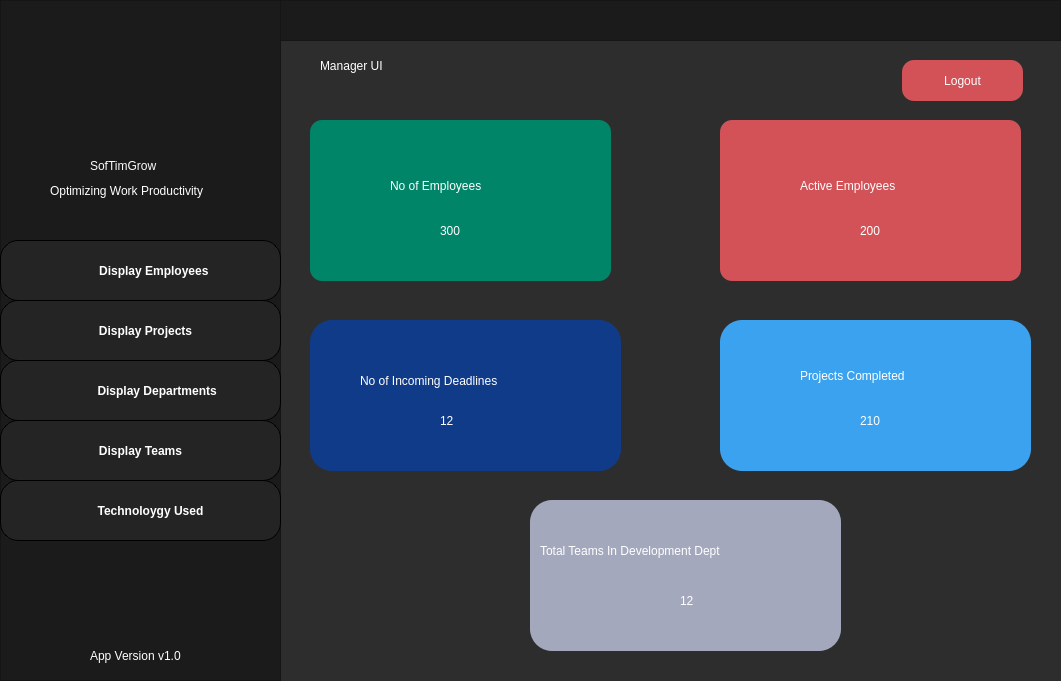
First picture: the form in qtPro/mainwindow.ui, repository Maliksaad231224/QT-C-Software-House-Database-System, before the edit.
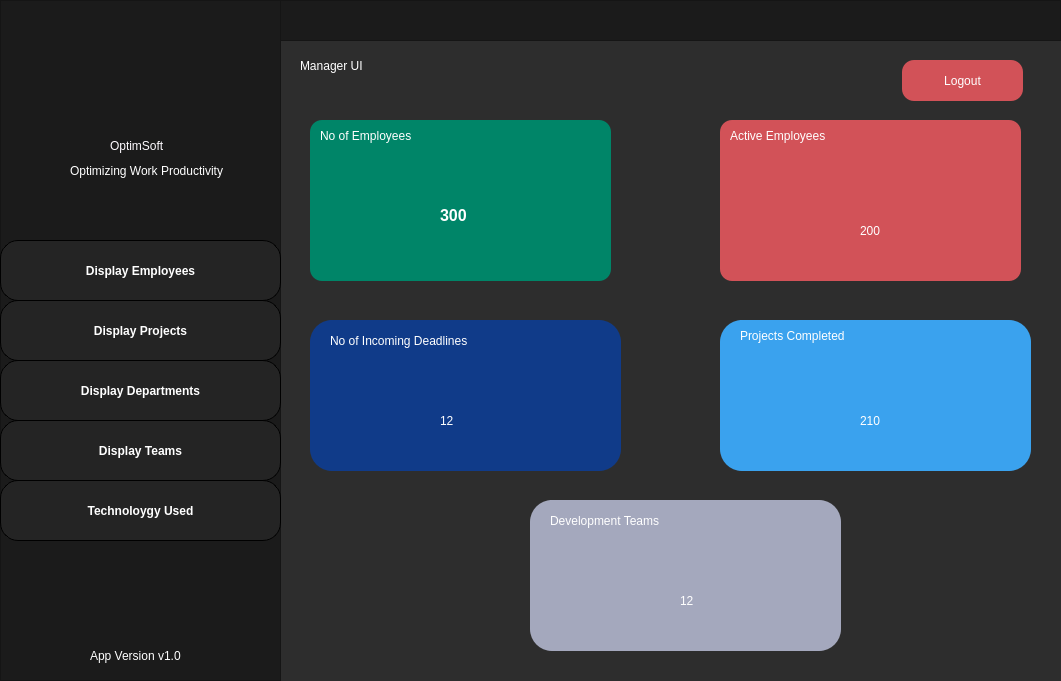
Second picture: the form after the edit. The open tabs and pages were chosen to show the change. Icons and pictures are not drawn.

The edit to the form file:
```diff
--- a/qtPro/mainwindow.ui
+++ b/qtPro/mainwindow.ui
@@ -3464,23 +3464,6 @@
         <bool>true</bool>
        </property>
       </widget>
-      <widget class="QLabel" name="label_87">
-       <property name="geometry">
-        <rect>
-         <x>50</x>
-         <y>180</y>
-         <width>201</width>
-         <height>21</height>
-        </rect>
-       </property>
-       <property name="styleSheet">
-        <string notr="true">color: rgb(255, 255, 255);
-font: italic 9pt &quot;Segoe UI&quot;;</string>
-       </property>
-       <property name="text">
-        <string>Optimizing Work Productivity</string>
-       </property>
-      </widget>
       <widget class="QLabel" name="label_88">
        <property name="geometry">
         <rect>
@@ -4508,23 +4491,6 @@
         <bool>true</bool>
        </property>
       </widget>
-      <widget class="QLabel" name="label_195">
-       <property name="geometry">
-        <rect>
-         <x>50</x>
-         <y>180</y>
-         <width>201</width>
-         <height>21</height>
-        </rect>
-       </property>
-       <property name="styleSheet">
-        <string notr="true">color: rgb(255, 255, 255);
-font: italic 9pt &quot;Segoe UI&quot;;</string>
-       </property>
-       <property name="text">
-        <string>Optimizing Work Productivity</string>
-       </property>
-      </widget>
       <widget class="QLabel" name="label_196">
        <property name="geometry">
         <rect>
@@ -4908,40 +4874,6 @@
         <bool>true</bool>
        </property>
       </widget>
-      <widget class="QLabel" name="label_32">
-       <property name="geometry">
-        <rect>
-         <x>90</x>
-         <y>150</y>
-         <width>111</width>
-         <height>31</height>
-        </rect>
-       </property>
-       <property name="styleSheet">
-        <string notr="true">color: rgb(254, 251, 255);
-font: 700 11pt &quot;Arial&quot;;</string>
-       </property>
-       <property name="text">
-        <string>SofTimGrow</string>
-       </property>
-      </widget>
-      <widget class="QLabel" name="label_33">
-       <property name="geometry">
-        <rect>
-         <x>50</x>
-         <y>180</y>
-         <width>201</width>
-         <height>21</height>
-        </rect>
-       </property>
-       <property name="styleSheet">
-        <string notr="true">color: rgb(255, 255, 255);
-font: italic 9pt &quot;Segoe UI&quot;;</string>
-       </property>
-       <property name="text">
-        <string>Optimizing Work Productivity</string>
-       </property>
-      </widget>
       <widget class="QLabel" name="label_34">
        <property name="geometry">
         <rect>
@@ -4994,7 +4926,7 @@
 }</string>
        </property>
        <property name="text">
-        <string>        Display Employees</string>
+        <string>Display Employees</string>
        </property>
       </widget>
       <widget class="QPushButton" name="pushButton_20">
@@ -5033,7 +4965,7 @@
 }</string>
        </property>
        <property name="text">
-        <string>   Display Projects</string>
+        <string>Display Projects</string>
        </property>
       </widget>
       <widget class="QPushButton" name="pushButton_21">
@@ -5072,7 +5004,7 @@
 }</string>
        </property>
        <property name="text">
-        <string>          Display Departments</string>
+        <string>Display Departments</string>
        </property>
       </widget>
       <widget class="QPushButton" name="pushButton_22">
@@ -5150,7 +5082,139 @@
 }</string>
        </property>
        <property name="text">
-        <string>      Technoloygy Used</string>
+        <string>Technoloygy Used</string>
+       </property>
+      </widget>
+      <widget class="QLabel" name="label_195">
+       <property name="geometry">
+        <rect>
+         <x>110</x>
+         <y>130</y>
+         <width>71</width>
+         <height>31</height>
+        </rect>
+       </property>
+       <property name="styleSheet">
+        <string notr="true">color: rgb(254, 251, 255);
+font: 700 11pt &quot;Arial&quot;;</string>
+       </property>
+       <property name="text">
+        <string>OptimSoft</string>
+       </property>
+      </widget>
+      <widget class="QLabel" name="label_87">
+       <property name="geometry">
+        <rect>
+         <x>70</x>
+         <y>160</y>
+         <width>161</width>
+         <height>21</height>
+        </rect>
+       </property>
+       <property name="styleSheet">
+        <string notr="true">color: rgb(255, 255, 255);
+font: italic 9pt &quot;Segoe UI&quot;;</string>
+       </property>
+       <property name="text">
+        <string>Optimizing Work Productivity</string>
+       </property>
+      </widget>
+      <widget class="QLabel" name="label_189">
+       <property name="geometry">
+        <rect>
+         <x>10</x>
+         <y>250</y>
+         <width>51</width>
+         <height>41</height>
+        </rect>
+       </property>
+       <property name="styleSheet">
+        <string notr="true">background-color:none;</string>
+       </property>
+       <property name="text">
+        <string/>
+       </property>
+       <property name="pixmap">
+        <pixmap resource="../resource.qrc">:/pics/picture/department.png</pixmap>
+       </property>
+       <property name="scaledContents">
+        <bool>true</bool>
+       </property>
+      </widget>
+      <widget class="QLabel" name="label_179">
+       <property name="geometry">
+        <rect>
+         <x>10</x>
+         <y>310</y>
+         <width>61</width>
+         <height>41</height>
+        </rect>
+       </property>
+       <property name="styleSheet">
+        <string notr="true">background-color:none;</string>
+       </property>
+       <property name="text">
+        <string/>
+       </property>
+       <property name="pixmap">
+        <pixmap>../picture/Team.png</pixmap>
+       </property>
+      </widget>
+      <widget class="QLabel" name="label_173">
+       <property name="geometry">
+        <rect>
+         <x>10</x>
+         <y>430</y>
+         <width>51</width>
+         <height>31</height>
+        </rect>
+       </property>
+       <property name="styleSheet">
+        <string notr="true">background-color:none;</string>
+       </property>
+       <property name="text">
+        <string/>
+       </property>
+       <property name="pixmap">
+        <pixmap>../picture/Project.png</pixmap>
+       </property>
+      </widget>
+      <widget class="QLabel" name="label_175">
+       <property name="geometry">
+        <rect>
+         <x>10</x>
+         <y>360</y>
+         <width>51</width>
+         <height>61</height>
+        </rect>
+       </property>
+       <property name="styleSheet">
+        <string notr="true">background-color:none;</string>
+       </property>
+       <property name="text">
+        <string/>
+       </property>
+       <property name="pixmap">
+        <pixmap>../picture/Employee.png</pixmap>
+       </property>
+      </widget>
+      <widget class="QLabel" name="label_191">
+       <property name="geometry">
+        <rect>
+         <x>0</x>
+         <y>480</y>
+         <width>61</width>
+         <height>61</height>
+        </rect>
+       </property>
+       <property name="styleSheet">
+        <string notr="true">background-color:none;</string>
+       </property>
+       <property name="text">
+        <string/>
+       </property>
+       <property name="pixmap">
+        <pixmap>../picture/Tech.png</pixmap>
        </property>
       </widget>
      </widget>
@@ -5195,9 +5259,9 @@
       <widget class="QLabel" name="label_39">
        <property name="geometry">
         <rect>
-         <x>80</x>
-         <y>50</y>
-         <width>151</width>
+         <x>10</x>
+         <y>0</y>
+         <width>121</width>
          <height>31</height>
         </rect>
        </property>
@@ -5213,11 +5277,19 @@
        <property name="geometry">
         <rect>
          <x>130</x>
-         <y>90</y>
-         <width>41</width>
-         <height>41</height>
+         <y>60</y>
+         <width>91</width>
+         <height>71</height>
         </rect>
        </property>
+       <property name="font">
+        <font>
+         <family>Arial</family>
+         <pointsize>12</pointsize>
+         <italic>false</italic>
+         <bold>true</bold>
+        </font>
+       </property>
        <property name="styleSheet">
         <string notr="true">color: rgb(255, 255, 255);
 font: 700 12pt &quot;Arial&quot;;</string>
@@ -5249,9 +5321,9 @@
       <widget class="QLabel" name="label_43">
        <property name="geometry">
         <rect>
-         <x>80</x>
-         <y>50</y>
-         <width>171</width>
+         <x>10</x>
+         <y>0</y>
+         <width>131</width>
          <height>31</height>
         </rect>
        </property>
@@ -5302,7 +5374,7 @@
      <widget class="QLabel" name="label_377">
       <property name="geometry">
        <rect>
-        <x>320</x>
+        <x>300</x>
         <y>50</y>
         <width>151</width>
         <height>31</height>
@@ -5337,9 +5409,9 @@
       <widget class="QLabel" name="label_183">
        <property name="geometry">
         <rect>
-         <x>80</x>
-         <y>40</y>
-         <width>181</width>
+         <x>20</x>
+         <y>0</y>
+         <width>141</width>
          <height>31</height>
         </rect>
        </property>
@@ -5397,9 +5469,9 @@
       <widget class="QLabel" name="label_185">
        <property name="geometry">
         <rect>
-         <x>50</x>
-         <y>40</y>
-         <width>231</width>
+         <x>20</x>
+         <y>0</y>
+         <width>181</width>
          <height>41</height>
         </rect>
        </property>
@@ -5451,9 +5523,9 @@
       <widget class="QLabel" name="label_187">
        <property name="geometry">
         <rect>
-         <x>10</x>
-         <y>30</y>
-         <width>301</width>
+         <x>20</x>
+         <y>0</y>
+         <width>151</width>
          <height>41</height>
         </rect>
        </property>
@@ -5462,7 +5534,7 @@
 color:white;</string>
        </property>
        <property name="text">
-        <string>Total Teams In Development Dept</string>
+        <string>Development Teams</string>
        </property>
       </widget>
       <widget class="QLabel" name="label_188">
@@ -5555,6 +5627,40 @@
         <string>App Version v1.0</string>
        </property>
       </widget>
+      <widget class="QLabel" name="label_32">
+       <property name="geometry">
+        <rect>
+         <x>70</x>
+         <y>160</y>
+         <width>161</width>
+         <height>21</height>
+        </rect>
+       </property>
+       <property name="styleSheet">
+        <string notr="true">color: rgb(255, 255, 255);
+font: italic 9pt &quot;Segoe UI&quot;;</string>
+       </property>
+       <property name="text">
+        <string>Optimizing Work Productivity</string>
+       </property>
+      </widget>
+      <widget class="QLabel" name="label_209">
+       <property name="geometry">
+        <rect>
+         <x>110</x>
+         <y>130</y>
+         <width>71</width>
+         <height>31</height>
+        </rect>
+       </property>
+       <property name="styleSheet">
+        <string notr="true">color: rgb(254, 251, 255);
+font: 700 11pt &quot;Arial&quot;;</string>
+       </property>
+       <property name="text">
+        <string>OptimSoft</string>
+       </property>
+      </widget>
      </widget>
      <widget class="QFrame" name="frame_17">
       <property name="geometry">
@@ -6083,6 +6189,40 @@
         <string>App Version v1.0</string>
        </property>
       </widget>
+      <widget class="QLabel" name="label_33">
+       <property name="geometry">
+        <rect>
+         <x>70</x>
+         <y>160</y>
+         <width>161</width>
+         <height>21</height>
+        </rect>
+       </property>
+       <property name="styleSheet">
+        <string notr="true">color: rgb(255, 255, 255);
+font: italic 9pt &quot;Segoe UI&quot;;</string>
+       </property>
+       <property name="text">
+        <string>Optimizing Work Productivity</string>
+       </property>
+      </widget>
+      <widget class="QLabel" name="label_210">
+       <property name="geometry">
+        <rect>
+         <x>110</x>
+         <y>130</y>
+         <width>71</width>
+         <height>31</height>
+        </rect>
+       </property>
+       <property name="styleSheet">
+        <string notr="true">color: rgb(254, 251, 255);
+font: 700 11pt &quot;Arial&quot;;</string>
+       </property>
+       <property name="text">
+        <string>OptimSoft</string>
+       </property>
+      </widget>
      </widget>
      <widget class="QLabel" name="label_105">
       <property name="geometry">
```
Left out of the diff: 1504 changed lines with no effect on the pictures.
